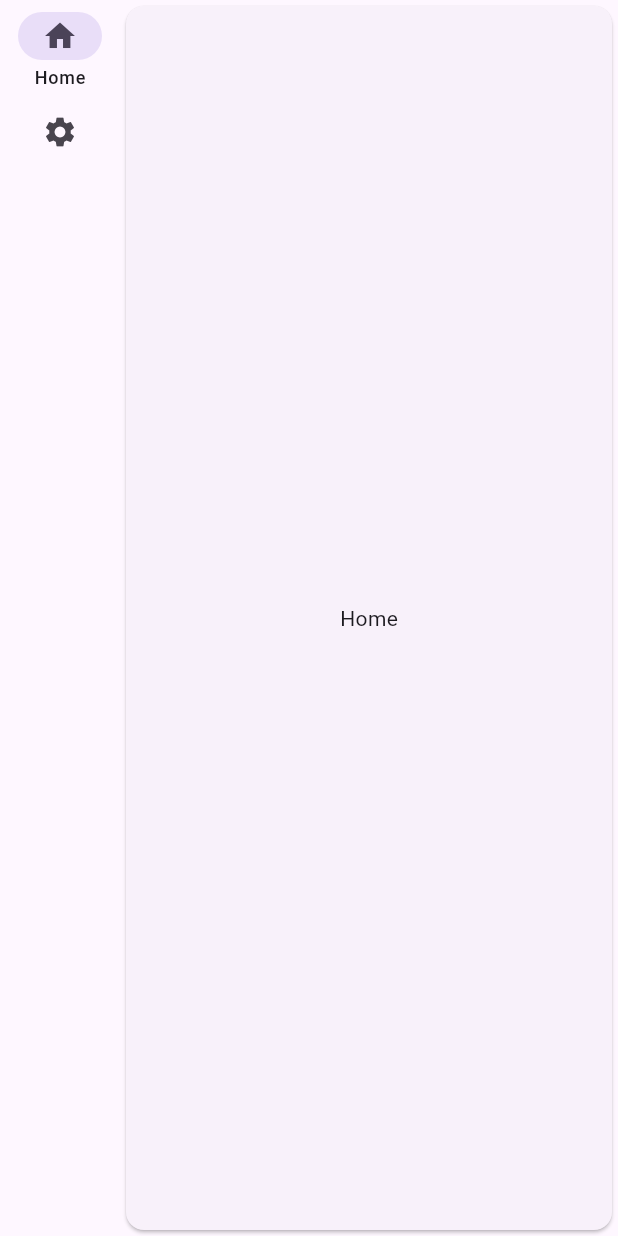
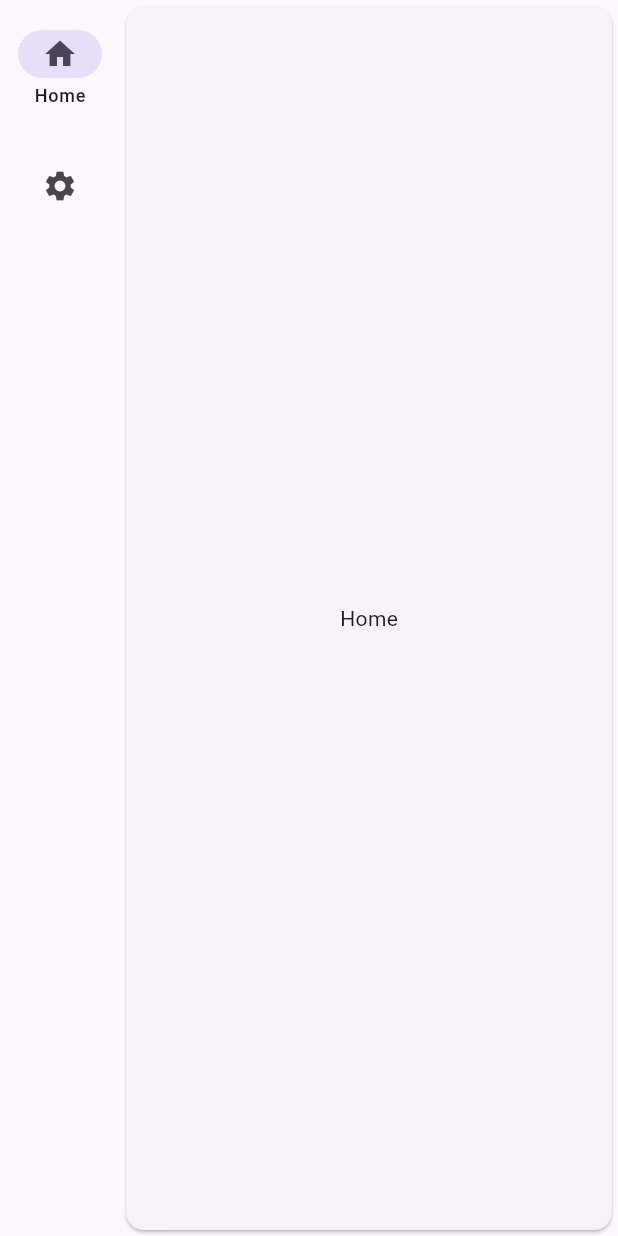
Before and after one commit to H2Sxxa/Arche, a Flutter app: the screen it shows after launch, on a phone screen of 412 x 824 dp. Run offline on Flutter 3.47's test engine with Material 3 defaults, Android fonts, the phone set to English and light mode, and no system bars; missing offline and left inert: dart:html.

Commit message:
🔥 rm pagepadding

```diff
--- a/example/lib/main.dart
+++ b/example/lib/main.dart
@@ -11,7 +11,6 @@ class MyApp extends StatelessWidget {
   // This widget is the root of your application.
   @override
   Widget build(BuildContext context) {
-    debugWrite("hello world");
     return MaterialApp(
         title: 'Flutter Demo',
         theme: ThemeData(
@@ -24,6 +23,7 @@ class MyApp extends StatelessWidget {
             NavigationItem(
               icon: Icon(Icons.home),
               label: Text("Home"),
+              padding: EdgeInsets.all(12),
               page: Card(
                   child: Center(
                 child: Text("Home"),
@@ -32,6 +32,7 @@ class MyApp extends StatelessWidget {
             NavigationItem(
               icon: Icon(Icons.settings),
               label: Text("Settings"),
+              padding: EdgeInsets.all(12),
               page: Center(
                 child: Text("Settings"),
               ),
--- a/lib/src/widgets/material/navigation.dart
+++ b/lib/src/widgets/material/navigation.dart
@@ -57,7 +57,6 @@ class NavigationView extends StatefulWidget {
   final List<NavigationItem> items;
   final Widget? leading, trailing;
   final Widget Function(Widget, Animation<double>)? transitionBuilder;
-  final EdgeInsetsGeometry? pagePadding;
   final Duration? switchDuration;
   final NavigationRailConfig? config;
   const NavigationView({
@@ -67,7 +66,6 @@ class NavigationView extends StatefulWidget {
     this.switchDuration,
     this.leading,
     this.trailing,
-    this.pagePadding,
     this.config,
   });
 
@@ -138,11 +136,7 @@ class StateNavigationView extends State<NavigationView> {
                     (child, animation) =>
                         AnimatedSwitcher.defaultTransitionBuilder(
                             child, animation),
-                child: widget.pagePadding != null
-                    ? Padding(
-                        padding: widget.pagePadding!,
-                        child: widget.items[_currentIndex].page)
-                    : widget.items[_currentIndex].page)),
+                child: widget.items[_currentIndex].page)),
       ],
     );
   }
```
